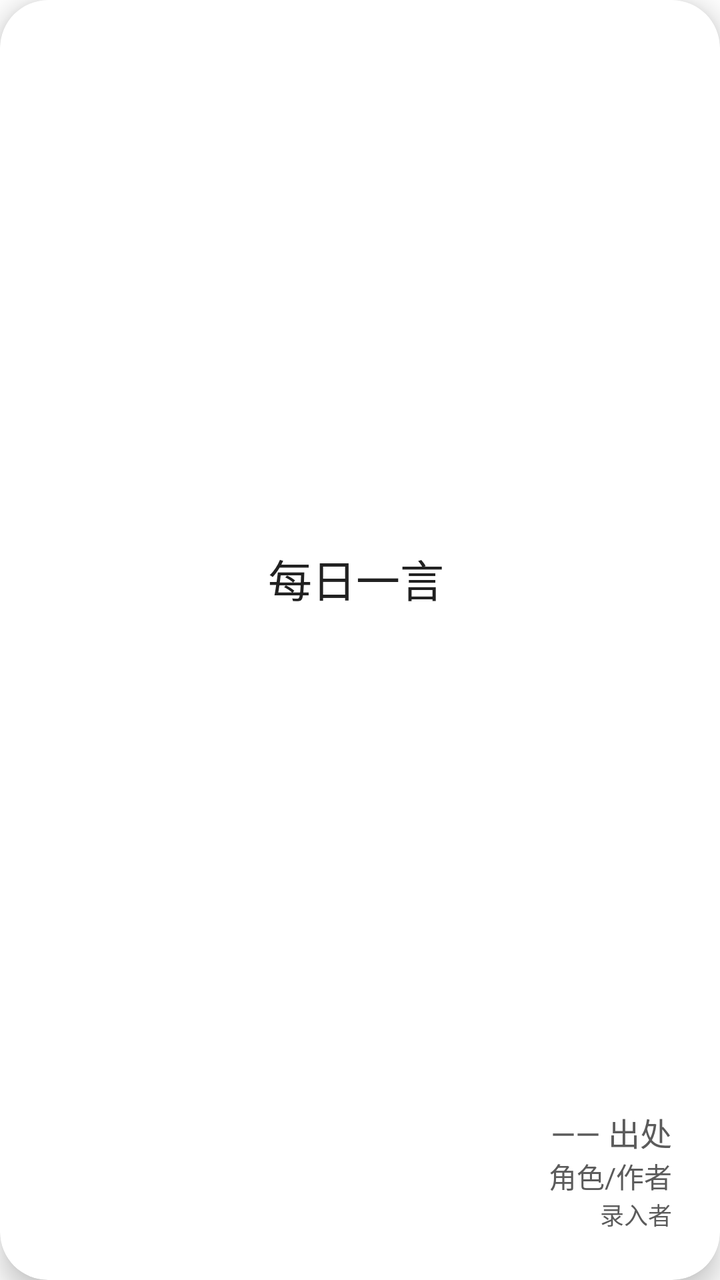
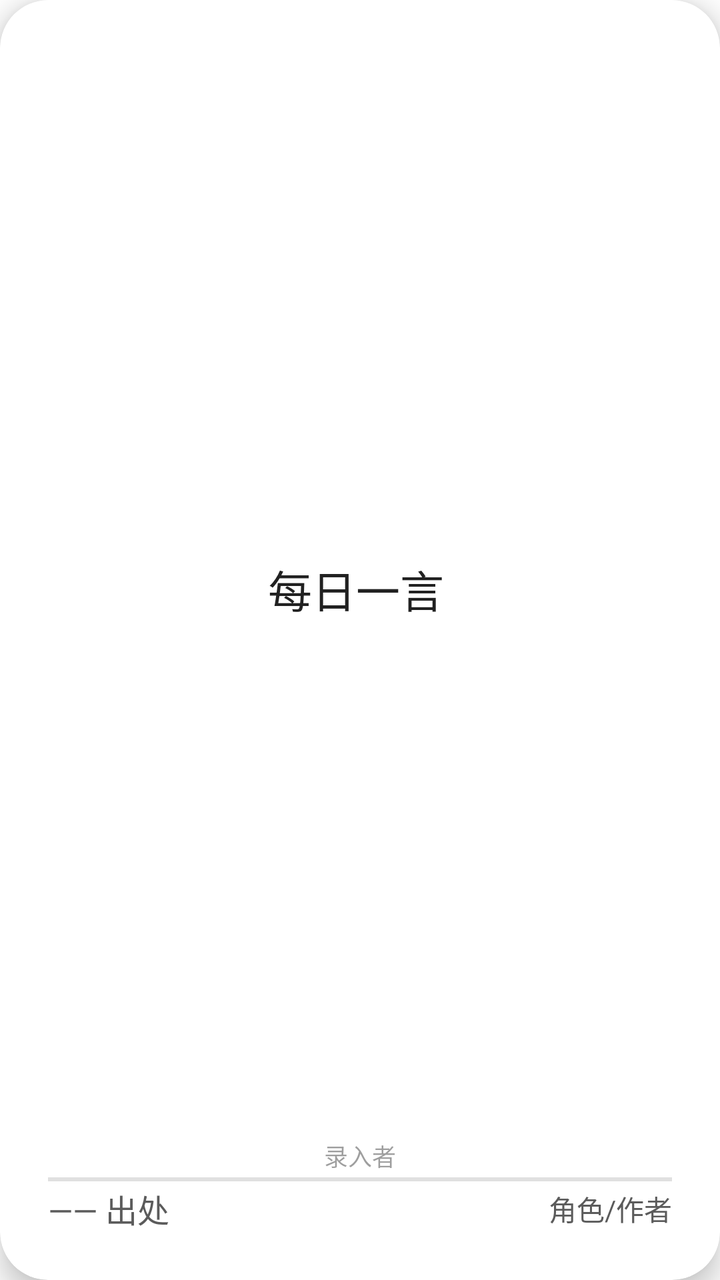

The first picture is an Android layout as it rendered before a commit; the second is the same layout after the commit. The layout source and the unified diff follow.
<!-- AndroidManifest.xml: application theme Theme.Hitokoto -->
<!-- res/layout/item_card.xml -->
<?xml version="1.0" encoding="utf-8"?>
<androidx.cardview.widget.CardView xmlns:android="http://schemas.android.com/apk/res/android"
    xmlns:card_view="http://schemas.android.com/apk/res-auto"
    android:layout_width="match_parent"
    android:layout_height="match_parent"
    android:layout_margin="16dp"
    card_view:cardCornerRadius="24dp"
    card_view:cardElevation="8dp">

    <LinearLayout
        android:layout_width="match_parent"
        android:layout_height="match_parent"
        android:orientation="vertical"
        android:padding="24dp">

        <TextView
            android:id="@+id/cardText"
            android:fontFamily="@font/hrd"
            android:layout_width="match_parent"
            android:layout_height="0dp"
            android:layout_weight="1"
            android:gravity="center"
            android:textSize="22sp"

            android:scrollbars="vertical"
            android:scrollbarStyle="insideInset"
            android:overScrollMode="always"
            android:textColor="@color/setting_title"
            android:text="每日一言"/>

        <TextView
            android:id="@+id/cardFrom"
            android:layout_width="match_parent"
            android:layout_height="wrap_content"
            android:textSize="16sp"
            android:textAlignment="viewEnd"
            android:textColor="@color/setting_subtitle"
            android:text="—— 出处"/>

        <TextView
            android:id="@+id/cardFromWho"
            android:layout_width="match_parent"
            android:layout_height="wrap_content"
            android:textSize="14sp"
            android:textAlignment="viewEnd"
            android:textColor="@color/setting_subtitle"
            android:text="角色/作者"/>

        <TextView
            android:id="@+id/cardCreator"
            android:layout_width="match_parent"
            android:layout_height="wrap_content"
            android:textSize="12sp"
            android:textAlignment="viewEnd"
            android:textColor="@color/setting_subtitle"
            android:text="录入者"/>



    </LinearLayout>


</androidx.cardview.widget.CardView>
<!-- resources referenced by this layout -->
<resources>
  <color name="setting_subtitle">#5B5B5B</color>
  <color name="setting_title">#212121</color>
  <style name="Theme.Hitokoto" parent="Theme.MaterialComponents.DayNight.NoActionBar">
          
          <item name="colorPrimary">@color/purple_500</item>
          <item name="colorPrimaryVariant">@color/purple_700</item>
          <item name="colorOnPrimary">@color/white</item>
          
          <item name="colorSecondary">@color/teal_200</item>
          <item name="colorSecondaryVariant">@color/teal_700</item>
          <item name="colorOnSecondary">@color/black</item>
          
          <item name="android:statusBarColor">@android:color/transparent</item>
          <item name="android:navigationBarColor">@android:color/transparent</item>
          <item name="android:windowTranslucentStatus">true</item>
          <item name="android:windowTranslucentNavigation">true</item>
          <item name="android:windowDrawsSystemBarBackgrounds">true</item>
      </style>
  <color name="purple_500">#50A48A</color>
  <color name="purple_700">#1B7E59</color>
  <color name="white">#FFFFFFFF</color>
  <color name="teal_200">#94C8BD</color>
  <color name="teal_700">#FF018786</color>
  <color name="black">#FF000000</color>
</resources>

<!-- the commit's change to res/layout/item_card.xml (unified diff, before → after) -->
@@ -15,45 +15,74 @@
 
         <TextView
             android:id="@+id/cardText"
-            android:fontFamily="@font/hrd"
             android:layout_width="match_parent"
             android:layout_height="0dp"
             android:layout_weight="1"
+            android:fontFamily="@font/hrd"
             android:gravity="center"
-            android:textSize="22sp"
+            android:overScrollMode="always"
 
+            android:scrollbarStyle="insideInset"
             android:scrollbars="vertical"
-            android:scrollbarStyle="insideInset"
-            android:overScrollMode="always"
+            android:text="每日一言"
             android:textColor="@color/setting_title"
-            android:text="每日一言"/>
-
-        <TextView
-            android:id="@+id/cardFrom"
-            android:layout_width="match_parent"
-            android:layout_height="wrap_content"
-            android:textSize="16sp"
-            android:textAlignment="viewEnd"
-            android:textColor="@color/setting_subtitle"
-            android:text="—— 出处"/>
-
-        <TextView
-            android:id="@+id/cardFromWho"
-            android:layout_width="match_parent"
-            android:layout_height="wrap_content"
-            android:textSize="14sp"
-            android:textAlignment="viewEnd"
-            android:textColor="@color/setting_subtitle"
-            android:text="角色/作者"/>
+            android:textSize="22sp" />
 
         <TextView
             android:id="@+id/cardCreator"
             android:layout_width="match_parent"
             android:layout_height="wrap_content"
-            android:textSize="12sp"
-            android:textAlignment="viewEnd"
-            android:textColor="@color/setting_subtitle"
-            android:text="录入者"/>
+            android:layout_marginTop="4dp"
+            android:gravity="center"
+            android:text="录入者"
+            android:textColor="@color/txt_mostsmall"
+            android:textSize="12sp" />
+        <com.google.android.material.divider.MaterialDivider
+            android:layout_width="match_parent"
+            android:layout_height="2dp"
+            android:layout_marginVertical="2dp"
+            android:backgroundTint="@color/setting_subtitle"/>
+
+        <LinearLayout
+            android:layout_width="match_parent"
+            android:layout_height="wrap_content"
+            android:orientation="vertical">
+
+            
+            <LinearLayout
+                android:layout_width="match_parent"
+                android:layout_height="wrap_content"
+                android:orientation="horizontal"
+                android:gravity="center_vertical">
+
+                <TextView
+                    android:id="@+id/cardFrom"
+                    android:layout_width="0dp"
+                    android:layout_height="wrap_content"
+                    android:layout_weight="1"
+                    android:gravity="start"
+                    android:text="—— 出处"
+                    android:textColor="@color/setting_subtitle"
+                    android:textSize="16sp" />
+
+
+
+
+                <TextView
+                    android:id="@+id/cardFromWho"
+                    android:layout_width="0dp"
+                    android:layout_height="wrap_content"
+                    android:layout_weight="1"
+                    android:text="角色/作者"
+                    android:gravity="end"
+                    android:textColor="@color/setting_subtitle"
+                    android:textSize="14sp" />
+            </LinearLayout>
+
+            
+
+        </LinearLayout>
+
 
 
 
<!-- resource entries referenced after the edit -->
@@ -2,6 +2,7 @@
 <resources>
   <color name="setting_subtitle">#5B5B5B</color>
   <color name="setting_title">#212121</color>
+  <color name="txt_mostsmall">#61000000</color>
   <style name="Theme.Hitokoto" parent="Theme.MaterialComponents.DayNight.NoActionBar">
           
           <item name="colorPrimary">@color/purple_500</item>
